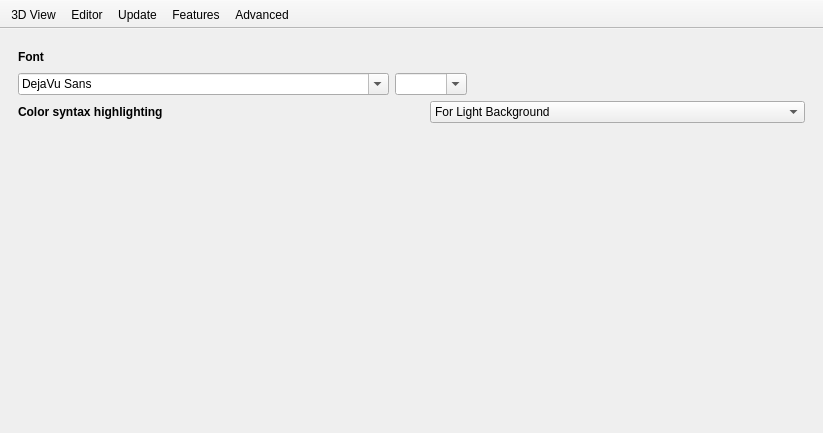
Old version of the form src/Preferences.ui in the repository openscad/openscad.
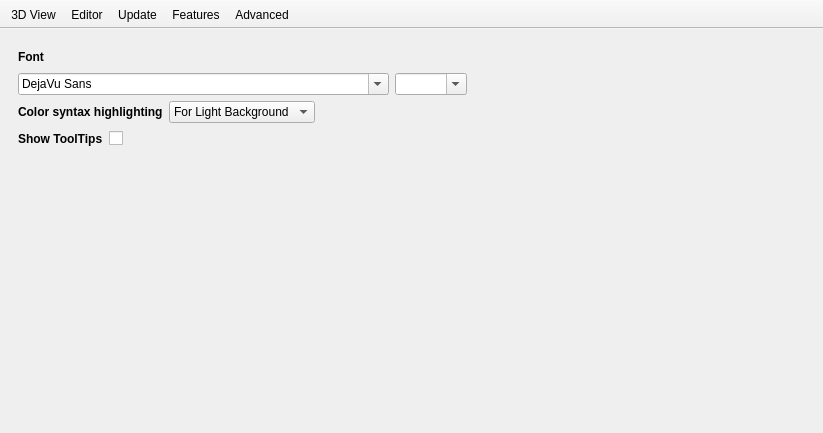
New version of the form. Icons and pictures are not drawn.

Commit message: add mousover tooltips to openscad keywords in gui editor

```diff
--- a/src/Preferences.ui
+++ b/src/Preferences.ui
@@ -170,7 +170,13 @@
            <number>0</number>
           </property>
           <item>
-           <widget class="QLabel" name="label_9">
+           <widget class="QLabel" name="label_shighli">
+            <property name="sizePolicy">
+             <sizepolicy hsizetype="Minimum" vsizetype="Preferred">
+              <horstretch>0</horstretch>
+              <verstretch>0</verstretch>
+             </sizepolicy>
+            </property>
             <property name="font">
              <font>
               <weight>75</weight>
@@ -182,24 +188,14 @@
             </property>
            </widget>
           </item>
-          <item>
-           <spacer name="horizontalSpacer_3">
-            <property name="orientation">
-             <enum>Qt::Horizontal</enum>
-            </property>
-            <property name="sizeType">
-             <enum>QSizePolicy::Maximum</enum>
-            </property>
-            <property name="sizeHint" stdset="0">
-             <size>
-              <width>30</width>
-              <height>20</height>
-             </size>
-            </property>
-           </spacer>
-          </item>
           <item>
            <widget class="QComboBox" name="syntaxHighlight">
+            <property name="sizePolicy">
+             <sizepolicy hsizetype="Minimum" vsizetype="Fixed">
+              <horstretch>0</horstretch>
+              <verstretch>0</verstretch>
+             </sizepolicy>
+            </property>
             <item>
              <property name="text">
               <string>For Light Background</string>
@@ -216,6 +212,62 @@
              </property>
             </item>
            </widget>
+          </item>
+          <item>
+           <spacer name="horizontalSpacer_3">
+            <property name="orientation">
+             <enum>Qt::Horizontal</enum>
+            </property>
+            <property name="sizeType">
+             <enum>QSizePolicy::Expanding</enum>
+            </property>
+            <property name="sizeHint" stdset="0">
+             <size>
+              <width>30</width>
+              <height>20</height>
+             </size>
+            </property>
+           </spacer>
+          </item>
+         </layout>
+        </item>
+        <item>
+         <layout class="QHBoxLayout" name="horizontalLayout_6">
+          <property name="topMargin">
+           <number>0</number>
+          </property>
+          <item>
+           <widget class="QLabel" name="tooltipslabel">
+            <property name="font">
+             <font>
+              <weight>75</weight>
+              <bold>true</bold>
+             </font>
+            </property>
+            <property name="text">
+             <string>Show ToolTips</string>
+            </property>
+           </widget>
+          </item>
+          <item>
+           <widget class="QCheckBox" name="toolTipsCheckBox">
+            <property name="text">
+             <string/>
+            </property>
+           </widget>
+          </item>
+          <item>
+           <spacer name="horizontalSpacer_6">
+            <property name="orientation">
+             <enum>Qt::Horizontal</enum>
+            </property>
+            <property name="sizeHint" stdset="0">
+             <size>
+              <width>40</width>
+              <height>20</height>
+             </size>
+            </property>
+           </spacer>
           </item>
          </layout>
         </item>
```
The commit also changes 5 other files.
